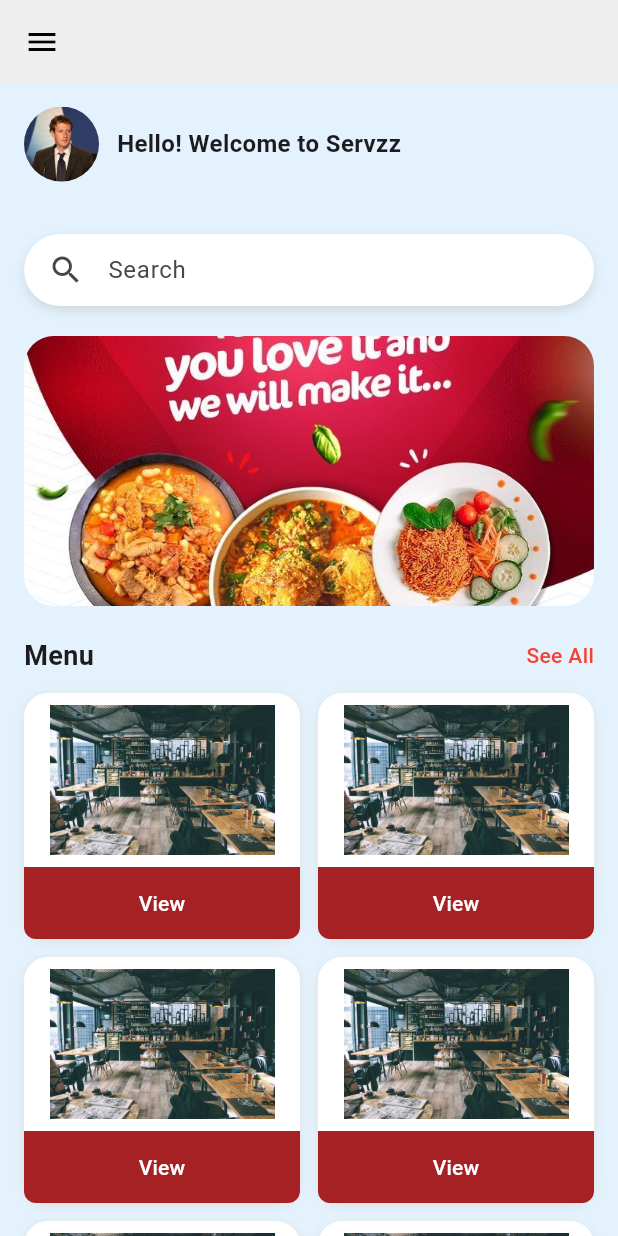
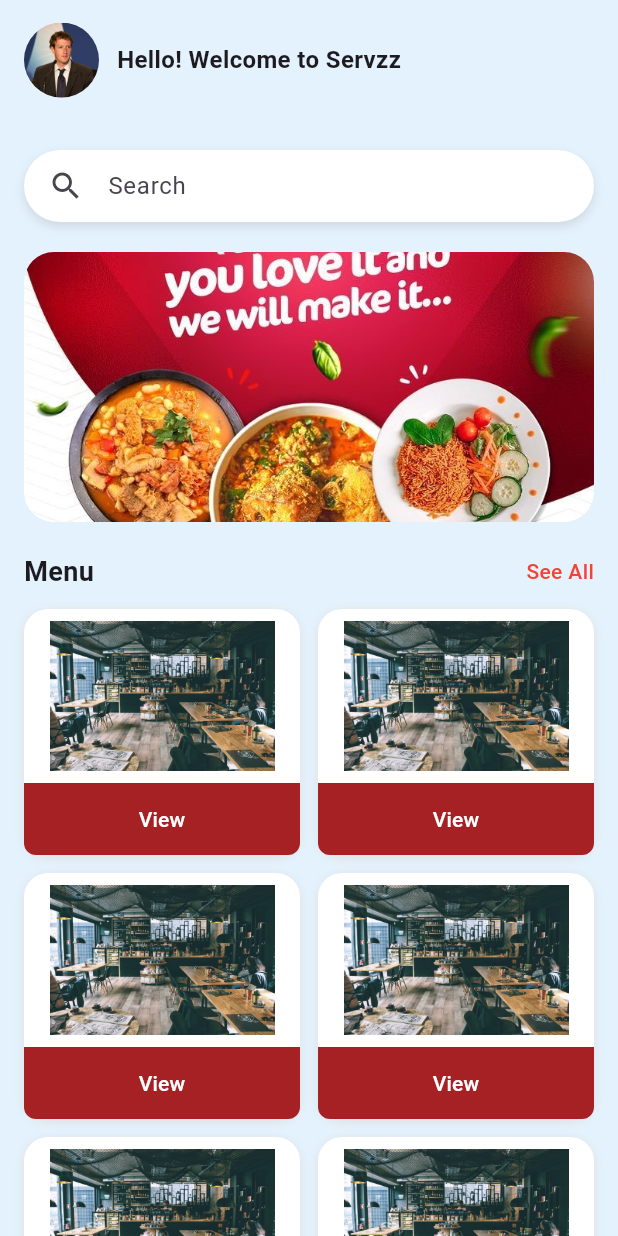
Before and after one commit to AbhisekRai24/servzz, a Flutter app: the HomePageView screen opened directly, on a phone screen of 412 x 824 dp. Run offline on Flutter 3.47's test engine with Material 3 defaults, Android fonts, the phone set to English and light mode, and no system bars.

Commit message:
app bar changes

```diff
--- a/lib/view/home_page_view.dart
+++ b/lib/view/home_page_view.dart
@@ -27,13 +27,13 @@ class HomePageView extends StatelessWidget {
             ],
           ),
         ),
-        // ListTile(
-        //   leading: Icon(Icons.home),
-        //   title: Text('Home'),
-        //   onTap: () {
-        //     Navigator.pop(context);
-        //   },
-        // ),
+        ListTile(
+          leading: Icon(Icons.home),
+          title: Text('Home'),
+          onTap: () {
+            Navigator.pop(context);
+          },
+        ),
         Spacer(),
         ListTile(
           leading: Icon(Icons.logout, color: Colors.red),
@@ -50,11 +50,11 @@ class HomePageView extends StatelessWidget {
       ],
     ),
   ),
-  appBar: AppBar(
-    backgroundColor: Colors.grey[200],
-    elevation: 0,
-    iconTheme: IconThemeData(color: Colors.black),
-  ),
+  // appBar: AppBar(
+  //   backgroundColor: Colors.grey[200],
+  //   elevation: 0,
+  //   iconTheme: IconThemeData(color: Colors.black),
+  // ),
   body: SafeArea(
         child: SingleChildScrollView(
           child: Padding(
```
